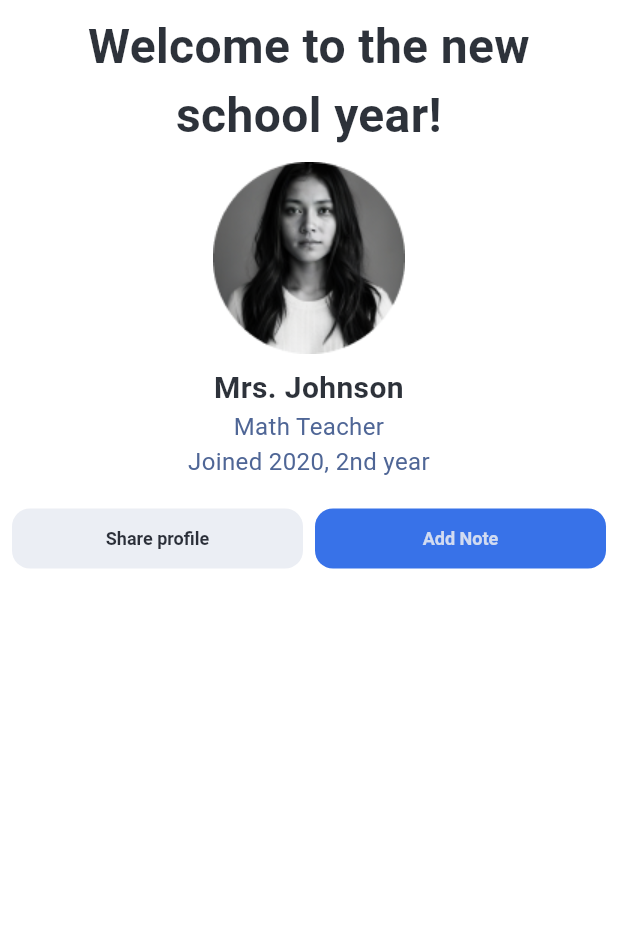
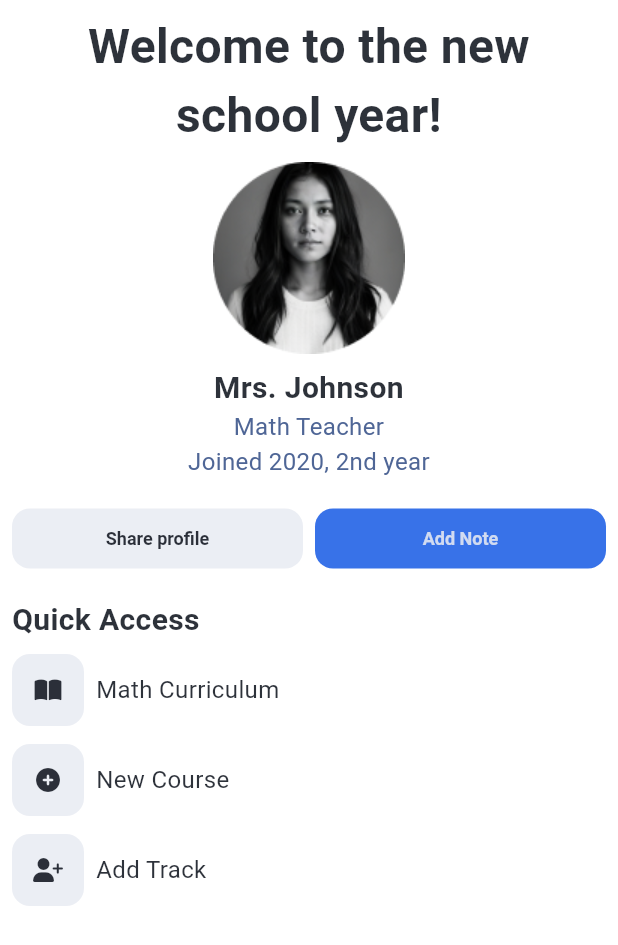
Before and after one commit to SiegfredLorelle/edugaite, a Flutter app: the ProfilePageBody widget shown alone on an empty page, opened directly, on a phone screen of 412 x 824 dp. Shown: the top 945 px of the screen. Run offline on Flutter 3.47's test engine with Material 3 defaults, Android fonts, the phone set to English and light mode, and no system bars; our stand-ins replace carousel_slider, firebase_auth, firebase_core, font_awesome_flutter; missing offline and left inert: flame; accounts and stored records are empty; Roboto replaces fonts that are missing (Lexend).

Commit message:
Add quick access in profile page

```diff
--- a/lib/screens/profile.dart
+++ b/lib/screens/profile.dart
@@ -1,9 +1,7 @@
 import 'package:flutter/material.dart';
 import 'package:font_awesome_flutter/font_awesome_flutter.dart';
 
-import '../widgets/home-image-carousel.dart';
 import '../screens/login.dart';
-
 
 class HomePage extends StatelessWidget {
   const HomePage({super.key});
@@ -90,9 +88,7 @@ class ProfilePageBody extends StatelessWidget {
                 ),
               ),
             ),
-
             const Image(image: AssetImage('assets/images/profile/profile.png')),
-
             Container(
               color: Colors.white70,
               padding: const EdgeInsets.fromLTRB(8.0, 8.0, 8.0, 8.0),
@@ -107,32 +103,28 @@ class ProfilePageBody extends StatelessWidget {
                     fontWeight: FontWeight.bold,
                   ),
                 ),
-
                 Text(
                   "Math Teacher",
                   textAlign: TextAlign.center,
                   style: TextStyle(
                     fontSize: 16.0,
-                  color: const Color.fromRGBO( 79, 102, 150, 1), // Label text color,
+                    color: const Color.fromRGBO(
+                        79, 102, 150, 1), // Label text color,
                     fontFamily: "Lexend",
                   ),
                 ),
-
                 Text(
                   "Joined 2020, 2nd year",
                   textAlign: TextAlign.center,
                   style: TextStyle(
                     fontSize: 16.0,
-                  color: const Color.fromRGBO( 79, 102, 150, 1), // Label text color,
+                    color: const Color.fromRGBO(
+                        79, 102, 150, 1), // Label text color,
                     fontFamily: "Lexend",
                   ),
                 ),
-
               ]),
             ),
-
-
-
             Container(
               color: Colors.white70,
               padding: const EdgeInsets.fromLTRB(8.0, 8.0, 8.0, 8.0),
@@ -140,19 +132,17 @@ class ProfilePageBody extends StatelessWidget {
                 children: <Widget>[
                   Expanded(
                     child: TextButton(
-                      onPressed: () {
-                        Navigator.push(
-                          context,
-                          MaterialPageRoute(builder: (context) => const LoginPage()),
-                        );
-                      },
+                      onPressed: () {},
                       child: const Text('Share profile'),
                       style: TextButton.styleFrom(
-                        backgroundColor: const Color.fromRGBO(232, 235, 242, 0.867), // Set your desired background color
+                        backgroundColor: const Color.fromRGBO(232, 235, 242,
+                            0.867), // Set your desired background color
                         shape: RoundedRectangleBorder(
-                          borderRadius: BorderRadius.circular(12.0), // Customize button shape
+                          borderRadius: BorderRadius.circular(
+                              12.0), // Customize button shape
                         ),
-                        foregroundColor: const Color.fromRGBO(13, 18, 28, 0.867), // Set your desired color here
+                        foregroundColor: const Color.fromRGBO(
+                            13, 18, 28, 0.867), // Set your desired color here
                         textStyle: const TextStyle(
                           fontSize: 12.0, // Set text size
                           fontFamily: "Lexend",
@@ -164,19 +154,17 @@ class ProfilePageBody extends StatelessWidget {
                   SizedBox(width: 8.0), // Add some spacing between the buttons
                   Expanded(
                     child: TextButton(
-                      onPressed: () {
-                        Navigator.push(
-                          context,
-                          MaterialPageRoute(builder: (context) => const LoginPage()),
-                        );
-                      },
+                      onPressed: () {},
                       child: const Text('Add Note'),
                       style: TextButton.styleFrom(
-                        backgroundColor: const Color.fromRGBO(26, 92, 229, 0.867), // Set your desired background color
+                        backgroundColor: const Color.fromRGBO(26, 92, 229,
+                            0.867), // Set your desired background color
                         shape: RoundedRectangleBorder(
-                          borderRadius: BorderRadius.circular(12.0), // Customize button shape
+                          borderRadius: BorderRadius.circular(
+                              12.0), // Customize button shape
                         ),
-                        foregroundColor: const Color.fromRGBO(232, 235, 242, 0.867), // Set your desired color here
+                        foregroundColor: const Color.fromRGBO(232, 235, 242,
+                            0.867), // Set your desired color here
                         textStyle: const TextStyle(
                           fontSize: 12.0, // Set text size
                           fontFamily: "Lexend",
@@ -188,6 +176,139 @@ class ProfilePageBody extends StatelessWidget {
                 ],
               ),
             ),
+
+            Container(
+              alignment: Alignment.centerLeft,
+              padding: const EdgeInsets.fromLTRB(8.0, 8.0, 8.0, 0.0),
+              child: Text(
+                "Quick Access",
+                style: TextStyle(
+                  fontSize: 20.0,
+                  color: Color.fromRGBO(13, 18, 28, 0.867),
+                  fontFamily: "Lexend",
+                  fontWeight: FontWeight.bold,
+                ),
+              ),
+            ),
+
+
+
+            Container(
+              color: Colors.white70,
+              padding: const EdgeInsets.fromLTRB(8.0, 8.0, 8.0, 4.0),
+              child: Row(
+                children: <Widget>[
+
+                  Container(
+                    decoration: BoxDecoration(
+                      color:  const Color.fromRGBO(232, 235, 242, 0.867), // Set your desir,
+                      borderRadius: BorderRadius.circular(12.0), // Border radius
+                    ),
+                    child: IconButton(
+                      icon: const FaIcon(
+                        FontAwesomeIcons.bookOpen,
+                        size: 16,
+                      ),
+                      color: const Color.fromRGBO(13, 18, 28, 0.867),
+                      onPressed: () {},
+                    ),
+                  ),
+
+                  SizedBox(width: 8.0), // Add some spacing between the buttons
+
+                  Text(
+                    "Math Curriculum",
+                    textAlign: TextAlign.center,
+                    style: TextStyle(
+                      fontSize: 16.0,
+                      color: const Color.fromRGBO(
+                            13, 18, 28, 0.867), // Se
+                      fontFamily: "Lexend",
+                    ),
+                  ),
+
+                ],
+              ),
+            ),
+
+            Container(
+              color: Colors.white70,
+              padding: const EdgeInsets.fromLTRB(8.0, 8.0, 8.0, 4.0),
+              child: Row(
+                children: <Widget>[
+
+                  Container(
+                    decoration: BoxDecoration(
+                      color:  const Color.fromRGBO(232, 235, 242, 0.867), // Set your desir,
+                      borderRadius: BorderRadius.circular(12.0), // Border radius
+                    ),
+                    child: IconButton(
+                      icon: const FaIcon(
+                        FontAwesomeIcons.circlePlus,
+                        size: 16,
+                      ),
+                      color: const Color.fromRGBO(13, 18, 28, 0.867),
+                      onPressed: () {},
+                    ),
+                  ),
+
+                  SizedBox(width: 8.0), // Add some spacing between the buttons
+
+                  Text(
+                    "New Course",
+                    textAlign: TextAlign.center,
+                    style: TextStyle(
+                      fontSize: 16.0,
+                      color: const Color.fromRGBO(
+                            13, 18, 28, 0.867), // Se
+                      fontFamily: "Lexend",
+                    ),
+                  ),
+
+                ],
+              ),
+            ),
+
+            Container(
+              color: Colors.white70,
+              padding: const EdgeInsets.fromLTRB(8.0, 8.0, 8.0, 4.0),
+              child: Row(
+                children: <Widget>[
+
+                  Container(
+                    decoration: BoxDecoration(
+                      color:  const Color.fromRGBO(232, 235, 242, 0.867), // Set your desir,
+                      borderRadius: BorderRadius.circular(12.0), // Border radius
+                    ),
+                    child: IconButton(
+                      icon: const FaIcon(
+                        FontAwesomeIcons.userPlus,
+                        size: 16,
+                      ),
+                      color: const Color.fromRGBO(13, 18, 28, 0.867),
+                      onPressed: () {},
+                    ),
+                  ),
+
+                  SizedBox(width: 8.0), // Add some spacing between the buttons
+
+                  Text(
+                    "Add Track",
+                    textAlign: TextAlign.center,
+                    style: TextStyle(
+                      fontSize: 16.0,
+                      color: const Color.fromRGBO(
+                            13, 18, 28, 0.867), // Se
+                      fontFamily: "Lexend",
+                    ),
+                  ),
+
+                ],
+              ),
+            ),
+
+
+
           ],
         ),
       ),
```
Lines whose indentation alone changed are shown as unchanged.
